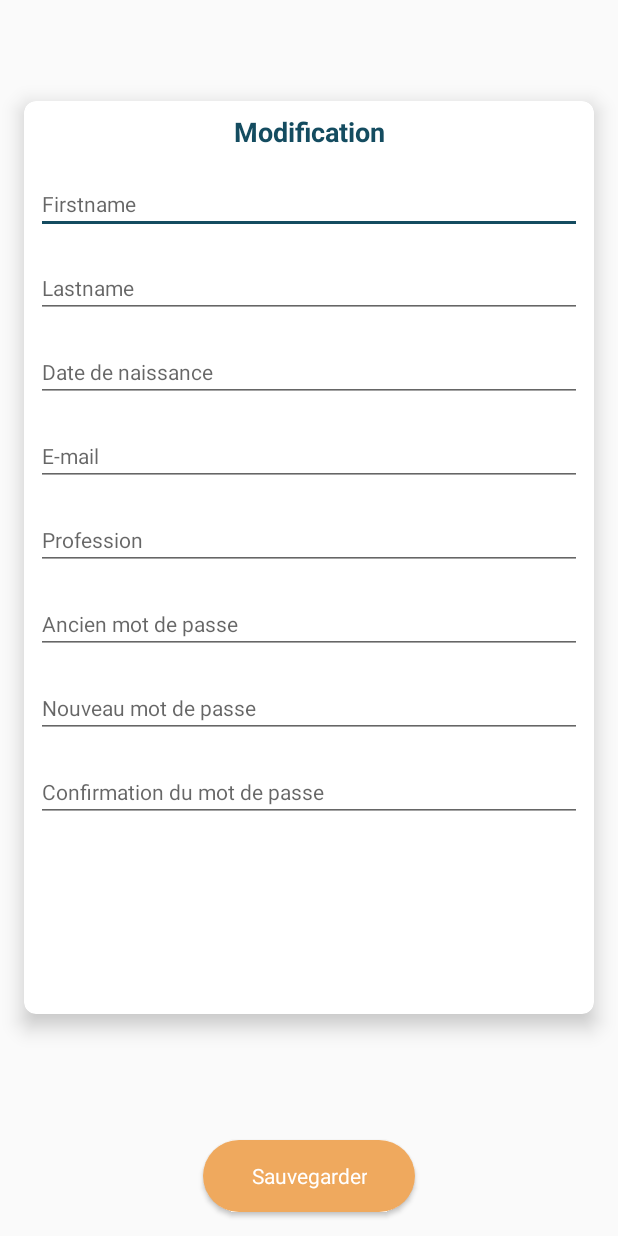
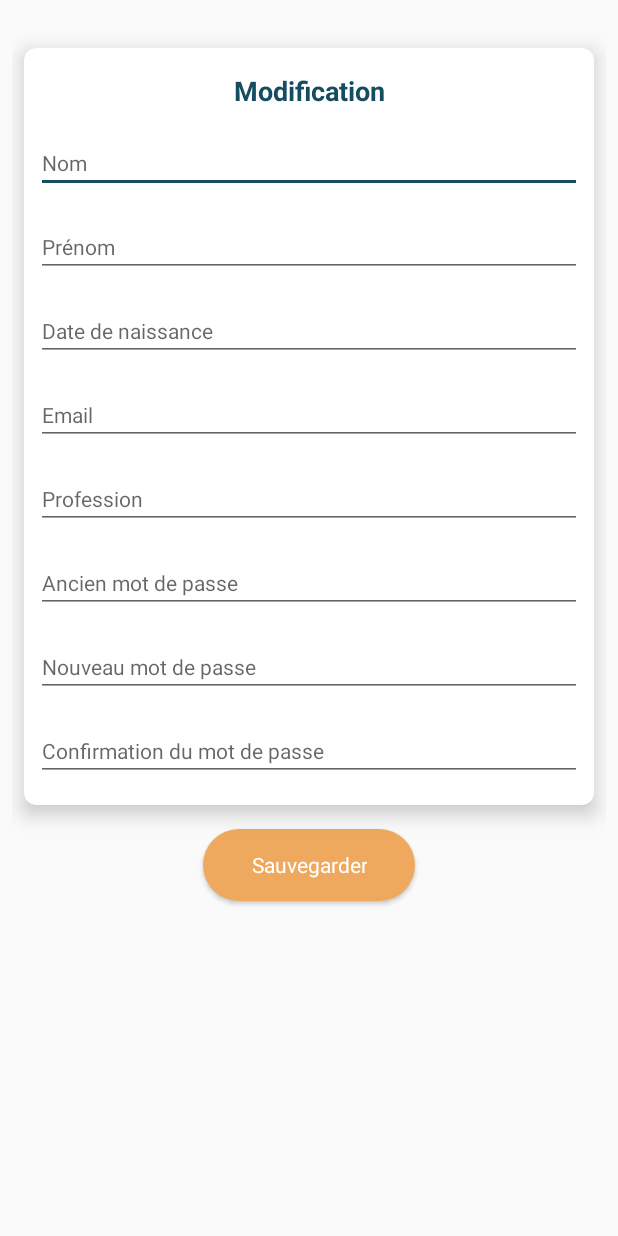
Before and after one commit to normandenis/Job-Survey, an Android app: the layout profile_view.xml on its own in the app's theme, with its tools: preview values and no code run, on a phone screen of 412 x 824 dp. Run offline under Robolectric (Android 15) with nearby library versions, the phone set to English and light mode, and no system bars; network calls fail.

Commit message:
Refactoring & cleaning code

```diff
--- a/app/src/main/java/jobtrends/jobsurvey/model/ListFAQModel.kt
+++ b/app/src/main/java/jobtrends/jobsurvey/model/ListFAQModel.kt
@@ -2,5 +2,5 @@ package jobtrends.jobsurvey.model
 
 class ListFAQModel
 {
-  var questions : List<FAQModel>? = null
+  var questions: List<FAQModel?>? = null
 }
--- a/app/src/main/java/jobtrends/jobsurvey/model/UserModel.kt
+++ b/app/src/main/java/jobtrends/jobsurvey/model/UserModel.kt
@@ -37,6 +37,8 @@ class UserModel
     signInCount = ObservableField()
     resetToken = ObservableField()
     resetTimestamp = ObservableField()
+    newsletter!!.set(false)
+    jobaymax!!.set(false)
   }
 
 
--- a/app/src/main/java/jobtrends/jobsurvey/service/ServiceController.kt
+++ b/app/src/main/java/jobtrends/jobsurvey/service/ServiceController.kt
@@ -3,6 +3,7 @@ package jobtrends.jobsurvey.service
 import android.os.Debug
 import android.util.Log
 import jobtrends.jobsurvey.model.EndSurvey
+import jobtrends.jobsurvey.model.ErrorModel
 import jobtrends.jobsurvey.model.User
 import jobtrends.jobsurvey.model.UserModel
 
@@ -18,6 +19,7 @@ class ServiceController
     register<UserModel>()
     register<User>()
     register<EndSurvey>()
+    register<ErrorModel>()
     register<APIController>()
     register<SurveyController>()
   }
--- a/app/src/main/res/layout/faq_view.xml
+++ b/app/src/main/res/layout/faq_view.xml
@@ -20,12 +20,13 @@
               android:hint="@string/faq_view_1"
               android:onTextChanged="@{vm::onTextChanged}"
               android:textAppearance="?android:attr/textAppearanceSmall"
-              android:textColor="@color/colorAccent"/>
+              android:textColor="@color/colorAccent"
+              android:inputType="text"/>
 
     <ListView android:layout_width="match_parent"
               android:layout_height="wrap_content"
               android:layout_margin="16dp"
-              app:adapter="@{vm.viewmodel}"/>
+              app:adapter="@{vm.viewModel}"/>
 
   </LinearLayout>
 
--- a/app/src/main/res/layout/profile_view.xml
+++ b/app/src/main/res/layout/profile_view.xml
@@ -7,33 +7,41 @@
   <data>
     <variable name="vm"
               type="jobtrends.jobsurvey.viewmodel.ProfileViewModel"/>
+    <variable name="userModel"
+              type="jobtrends.jobsurvey.model.UserModel"/>
   </data>
 
+  <ScrollView android:layout_width="match_parent"
+              android:layout_height="match_parent">
+
     <LinearLayout android:layout_width="match_parent"
-                android:layout_height="match_parent"
+                  android:layout_height="wrap_content"
+                  android:paddingBottom="@dimen/margin_bottom"
+                  android:paddingEnd="@dimen/margin_right"
+                  android:paddingStart="@dimen/margin_left"
+                  android:paddingTop="@dimen/margin_top"
                   android:orientation="vertical">
 
-    <Space android:layout_width="match_parent"
-           android:layout_height="wrap_content"
-           android:layout_weight="1"/>
-
       <android.support.v7.widget.CardView android:layout_width="match_parent"
-                                        android:layout_height="wrap_content"
-                                        android:layout_marginBottom="8dp"
-                                        android:layout_marginLeft="16dp"
-                                        android:layout_marginRight="16dp"
-                                        android:layout_marginTop="8dp"
+                                          android:layout_height="0dp"
+                                          android:layout_marginBottom="@dimen/margin_bottom"
+                                          android:layout_marginEnd="@dimen/margin_right"
+                                          android:layout_marginStart="@dimen/margin_left"
+                                          android:layout_marginTop="@dimen/margin_top"
                                           android:layout_weight="2"
                                           app:cardCornerRadius="8dp"
                                           app:cardElevation="8dp">
 
         <LinearLayout android:layout_width="match_parent"
                       android:layout_height="match_parent"
-                    android:orientation="vertical">
+                      android:orientation="vertical"
+                      android:paddingBottom="@dimen/margin_bottom"
+                      android:paddingEnd="@dimen/margin_right"
+                      android:paddingStart="@dimen/margin_left"
+                      android:paddingTop="@dimen/margin_top">
 
           <TextView android:layout_width="match_parent"
                     android:layout_height="wrap_content"
-                  android:layout_margin="8dp"
                     android:gravity="center"
                     android:text="@string/profile_view_1"
                     android:textAppearance="?android:attr/textAppearanceMedium"
@@ -42,70 +50,71 @@
 
           <EditText android:layout_width="match_parent"
                     android:layout_height="wrap_content"
-                  android:layout_margin="8dp"
-                  android:hint="Firstname"
-                  android:text="@={vm.userModel.firstName}"
+                    android:layout_marginTop="@dimen/margin_top"
+                    android:hint="@string/profile_view_2"
                     android:inputType="textPersonName"
+                    android:text="@={userModel.firstName}"
                     android:textAppearance="?android:attr/textAppearanceSmall"
                     android:textColor="@color/colorAccent"/>
 
           <EditText android:layout_width="match_parent"
                     android:layout_height="wrap_content"
-                  android:layout_margin="8dp"
-                  android:hint="Lastname"
-                  android:text="@={vm.userModel.lastName}"
+                    android:layout_marginTop="@dimen/margin_top"
+                    android:hint="@string/profile_view_3"
                     android:inputType="textPersonName"
+                    android:text="@={userModel.firstName}"
                     android:textAppearance="?android:attr/textAppearanceSmall"
                     android:textColor="@color/colorAccent"/>
 
           <EditText android:layout_width="match_parent"
                     android:layout_height="wrap_content"
-                  android:layout_margin="8dp"
-                  android:hint="Date de naissance"
-                  android:text="@={vm.userModel.birthday}"
+                    android:layout_marginTop="@dimen/margin_top"
+                    android:hint="@string/profile_view_4"
                     android:inputType="date"
+                    android:text="@={userModel.birthday}"
                     android:textAppearance="?android:attr/textAppearanceSmall"
                     android:textColor="@color/colorAccent"/>
 
           <EditText android:layout_width="match_parent"
                     android:layout_height="wrap_content"
-                  android:layout_margin="8dp"
-                  android:hint="E-mail"
-                  android:text="@={vm.userModel.email}"
+                    android:layout_marginTop="@dimen/margin_top"
+                    android:hint="@string/profile_view_5"
                     android:inputType="textEmailAddress"
+                    android:text="@={userModel.email}"
                     android:textAppearance="?android:attr/textAppearanceSmall"
                     android:textColor="@color/colorAccent"/>
 
           <EditText android:layout_width="match_parent"
                     android:layout_height="wrap_content"
-                  android:layout_margin="8dp"
-                  android:hint="Profession"
-                  android:text="@={vm.userModel.metier}"
+                    android:layout_marginTop="@dimen/margin_top"
+                    android:hint="@string/profile_view_6"
                     android:inputType="text"
+                    android:text="@={userModel.metier}"
                     android:textAppearance="?android:attr/textAppearanceSmall"
                     android:textColor="@color/colorAccent"/>
 
           <EditText android:layout_width="match_parent"
                     android:layout_height="wrap_content"
-                  android:layout_margin="8dp"
-                  android:hint="@string/profile_view_2"
+                    android:layout_marginTop="@dimen/margin_top"
+                    android:hint="@string/profile_view_7"
                     android:inputType="textPassword"
                     android:textAppearance="?android:attr/textAppearanceSmall"
                     android:textColor="@color/colorAccent"/>
 
           <EditText android:layout_width="match_parent"
                     android:layout_height="wrap_content"
-                  android:layout_margin="8dp"
-                  android:hint="@string/profile_view_3"
-                  android:text="@={vm.userModel.password}"
+                    android:layout_marginTop="@dimen/margin_top"
+                    android:hint="@string/profile_view_8"
                     android:inputType="textPassword"
+                    android:text="@={userModel.password}"
                     android:textAppearance="?android:attr/textAppearanceSmall"
                     android:textColor="@color/colorAccent"/>
 
           <EditText android:layout_width="match_parent"
                     android:layout_height="wrap_content"
-                  android:layout_margin="8dp"
-                  android:hint="@string/profile_view_4"
+                    android:layout_marginTop="@dimen/margin_top"
+                    android:text="@={userModel.encryptedPassword}"
+                    android:hint="@string/profile_view_9"
                     android:inputType="textPassword"
                     android:textAppearance="?android:attr/textAppearanceSmall"
                     android:textColor="@color/colorAccent"/>
@@ -114,22 +123,20 @@
 
       </android.support.v7.widget.CardView>
 
-    <Space android:layout_width="match_parent"
-           android:layout_height="wrap_content"
-           android:layout_weight="1"/>
-
       <Button android:layout_width="wrap_content"
               android:layout_height="wrap_content"
               android:layout_gravity="center"
-            android:layout_margin="16dp"
+              android:layout_marginBottom="@dimen/margin_bottom"
               android:background="@drawable/rounded_layout"
               android:onClick="@{() -> vm.onClick()}"
               android:paddingLeft="32dp"
               android:paddingRight="32dp"
-            android:text="@string/profile_view_5"
+              android:text="@string/profile_view_10"
               android:textAppearance="?android:attr/textAppearanceSmall"
               android:textColor="@color/colorButtonLight"/>
 
     </LinearLayout>
 
+  </ScrollView>
+
 </layout>
--- a/app/src/main/res/values/strings.xml
+++ b/app/src/main/res/values/strings.xml
@@ -2,9 +2,13 @@
 
   <string name="app_name">Job Survey</string>
 
-    <string name="default_notification_channel_id" translatable="false">fcm_default_channel</string>
+  <string name="default_notification_channel_id"
+          translatable="false">fcm_default_channel
+  </string>
 
-    <string name="default_notification_channel_name" translatable="true">News</string>
+  <string name="default_notification_channel_name"
+          translatable="true">News
+  </string>
 
 
   <!--sign_in_view-->
@@ -52,10 +56,8 @@
 
   <string name="sign_up_view_txt_8">Confirmation de mot de passe</string>
 
-    <string name="sign_up_view_txt_9">En créant votre compte vous acceptez nos <b>Conditions
-        d’Utilisation
-    </b> et
-        notre
+  <string name="sign_up_view_txt_9">En créant votre compte vous acceptez nos <b>Conditions d’Utilisation
+  </b> et notre
     <b>Privacy Policy</b>
   </string>
 
@@ -109,13 +111,23 @@
 
   <string name="profile_view_1">Modification</string>
 
-    <string name="profile_view_2">Ancien mot de passe</string>
+  <string name="profile_view_2">Nom</string>
 
-    <string name="profile_view_3">Nouveau mot de passe</string>
+  <string name="profile_view_3">Prénom</string>
 
-    <string name="profile_view_4">Confirmation du mot de passe</string>
+  <string name="profile_view_4">Date de naissance</string>
 
-    <string name="profile_view_5">Sauvegarder</string>
+  <string name="profile_view_5">Email</string>
+
+  <string name="profile_view_6">Profession</string>
+
+  <string name="profile_view_7">Ancien mot de passe</string>
+
+  <string name="profile_view_8">Nouveau mot de passe</string>
+
+  <string name="profile_view_9">Confirmation du mot de passe</string>
+
+  <string name="profile_view_10">Sauvegarder</string>
 
 
   <!--start_survey_view-->
@@ -145,8 +157,8 @@
 
   <string name="end_survey_view_txt_1">De la part de toute l’équipe</string>
 
-    <string name="end_survey_view_txt_2">Votre participation nous permettra de vous proposer un
-        outil gratuit et toujours plus adapté
+  <string name="end_survey_view_txt_2">Votre participation nous permettra de vous proposer un outil gratuit et toujours
+    plus adapté
   </string>
 
   <string name="end_survey_view_txt_3">
@@ -166,8 +178,7 @@
 
 
   <string name="validate_popup_view_txt_0">
-        <b>Vous êtes sur le point de valider le questionnaire, est
-            ce que c’est ce que vous vouliez faire ?
+    <b>Vous êtes sur le point de valider le questionnaire, est ce que c’est ce que vous vouliez faire ?
     </b>
   </string>
 
@@ -184,8 +195,7 @@
 
 
   <string name="cancel_popup_view_txt_0">
-        <b>Vous êtes sur le point de quitter le questionnaire, toutes avancées seront perdues.
-            Quitter ?
+    <b>Vous êtes sur le point de quitter le questionnaire, toutes avancées seront perdues. Quitter ?
     </b>
   </string>
 
--- a/build.gradle
+++ b/build.gradle
@@ -2,7 +2,7 @@
 
 buildscript {
     ext {
-        kotlin_version = "1.2.30"
+        kotlin_version = "1.2.41"
         android_support = "27.1.1"
         google_service = "15.0.1"
         firebase_service = "15.0.2"
```
Also changed, not shown: app/src/main/java/jobtrends/jobsurvey/model/BodyModel.kt (added, +11 -0 lines), app/src/main/java/jobtrends/jobsurvey/model/ErrorModel.kt (added, +27 -0 lines), app/src/main/java/jobtrends/jobsurvey/model/FAQModel.kt (+9 -1 lines), app/src/main/java/jobtrends/jobsurvey/service/APIController.kt (+10 -3 lines), app/src/main/java/jobtrends/jobsurvey/viewmodel/FAQViewModel.kt (+16 -10 lines), app/src/main/java/jobtrends/jobsurvey/viewmodel/ListViewFAQViewModel.kt (+27 -19 lines), app/src/main/java/jobtrends/jobsurvey/viewmodel/ProfileViewModel.kt (+20 -14 lines), app/src/main/java/jobtrends/jobsurvey/viewmodel/SettingViewModel.kt (+6 -4 lines), app/src/main/java/jobtrends/jobsurvey/viewmodel/SignInViewModel.kt (+27 -15 lines), app/src/main/java/jobtrends/jobsurvey/viewmodel/SignUpViewModel.kt (+58 -71 lines), app/src/main/java/jobtrends/jobsurvey/viewmodel/SplashViewModel.kt (+19 -17 lines), app/src/main/res/layout/sign_in_view.xml (+16 -11 lines), app/src/main/res/layout/sign_up_view.xml (+18 -16 lines). Lines whose indentation alone changed are shown as unchanged.
